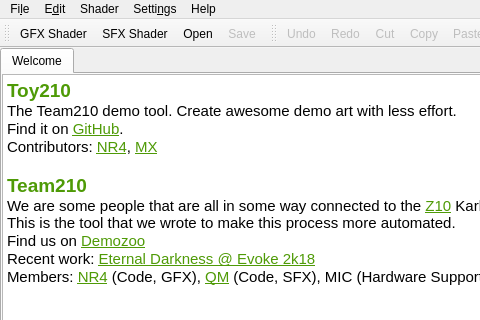
Before: the Qt Designer form MainWindow.ui in LeStahL/toy210, drawn with Qt 5; both pictures show x 0 to 480 and y 0 to 320 of the 800 by 599 pixel window.
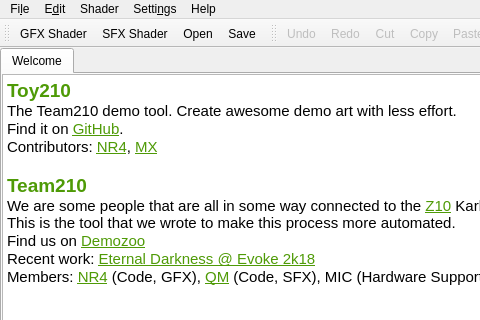
After: the same form once the commit is applied. Icons and pictures are not drawn.

Commit message: implemented preferences dialog and save file logic

What changed in the file:
```diff
--- a/MainWindow.ui
+++ b/MainWindow.ui
@@ -312,7 +312,7 @@
   </action>
   <action name="actionSave">
    <property name="enabled">
-    <bool>false</bool>
+    <bool>true</bool>
    </property>
    <property name="icon">
     <iconset theme="document-save">
```
Left out of the diff: 52 changed lines with no effect on the pictures. The commit also changes 7 other files.
